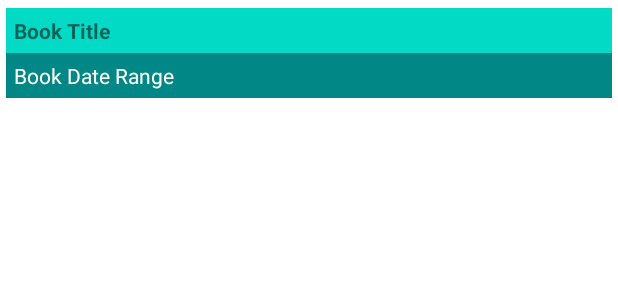
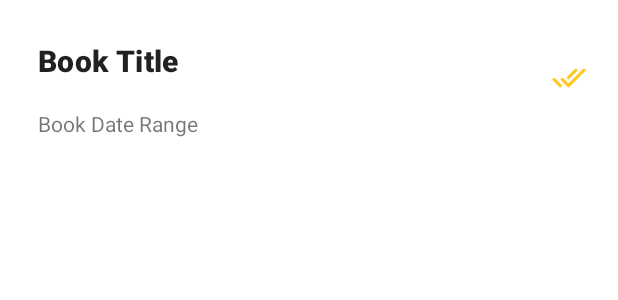
Before and after one commit to murtest/Library, an Android app: the layout list_item_book.xml on its own in the app's theme, with its tools: preview values and no code run, on a phone screen of 412 x 824 dp. Shown: the top 300 px of the screen. Run offline under Robolectric (Android 15) with nearby library versions, the phone set to English and light mode, and no system bars.

Commit message:
finished chapter11

```diff
--- /dev/null
+++ b/app/src/main/res/drawable/ic_finished.xml
@@ -0,0 +1,5 @@
+<vector android:height="24dp" android:tint="#FFC414"
+    android:viewportHeight="24" android:viewportWidth="24"
+    android:width="24dp" xmlns:android="http://schemas.android.com/apk/res/android">
+    <path android:fillColor="@android:color/white" android:pathData="M18,7l-1.41,-1.41 -6.34,6.34 1.41,1.41L18,7zM22.24,5.59L11.66,16.17 7.48,12l-1.41,1.41L11.66,19l12,-12 -1.42,-1.41zM0.41,13.41L6,19l1.41,-1.41L1.83,12 0.41,13.41z"/>
+</vector>
--- a/app/src/main/res/layout/list_item_book.xml
+++ b/app/src/main/res/layout/list_item_book.xml
@@ -1,30 +1,50 @@
 <?xml version="1.0" encoding="utf-8"?>
-<LinearLayout xmlns:android="http://schemas.android.com/apk/res/android"
+<androidx.constraintlayout.widget.ConstraintLayout xmlns:android="http://schemas.android.com/apk/res/android"
     xmlns:app="http://schemas.android.com/apk/res-auto"
     xmlns:tools="http://schemas.android.com/tools"
-    android:orientation="vertical"
+    android:id="@+id/linearLayout"
     android:layout_width="match_parent"
     android:layout_height="wrap_content"
-    android:paddingVertical="5dp"
-    android:paddingHorizontal="4dp">
+    android:paddingHorizontal="4dp"
+    android:paddingVertical="5dp">
 
     <TextView
         android:id="@+id/book_title"
-        android:layout_width="match_parent"
+        android:layout_width="0dp"
         android:layout_height="wrap_content"
-        tools:text="Book Title"
-        android:background="@color/teal_200"
+        android:layout_marginStart="16dp"
+        android:layout_marginTop="16dp"
+        android:layout_marginEnd="8dp"
+        android:padding="5dp"
+        android:textAppearance="?attr/textAppearanceHeadline6"
         android:textStyle="bold"
-        android:padding="5dp"/>
+        app:layout_constraintEnd_toStartOf="@+id/book_finished"
+        app:layout_constraintStart_toStartOf="parent"
+        app:layout_constraintTop_toTopOf="parent"
+        tools:text="Book Title" />
 
     <TextView
         android:id="@+id/book_date_range"
-        android:layout_width="match_parent"
+        android:layout_width="0dp"
         android:layout_height="wrap_content"
-        tools:text="Book Date Range"
-        android:background="@color/teal_700"
-        android:textColor="@color/white"
-        android:padding="5dp"/>
+        android:layout_marginStart="16dp"
+        android:layout_marginTop="8dp"
+        android:layout_marginEnd="8dp"
+        android:padding="5dp"
+        app:layout_constraintEnd_toStartOf="@+id/book_finished"
+        app:layout_constraintStart_toStartOf="parent"
+        app:layout_constraintTop_toBottomOf="@+id/book_title"
+        tools:text="Book Date Range" />
+
+    <ImageView
+        android:id="@+id/book_finished"
+        android:layout_width="25dp"
+        android:layout_height="23dp"
+        android:layout_marginEnd="16dp"
+        app:layout_constraintBottom_toBottomOf="parent"
+        app:layout_constraintEnd_toEndOf="parent"
+        app:layout_constraintTop_toTopOf="parent"
+        app:srcCompat="@drawable/ic_finished" />
 
 
-</LinearLayout>
+</androidx.constraintlayout.widget.ConstraintLayout>
```
